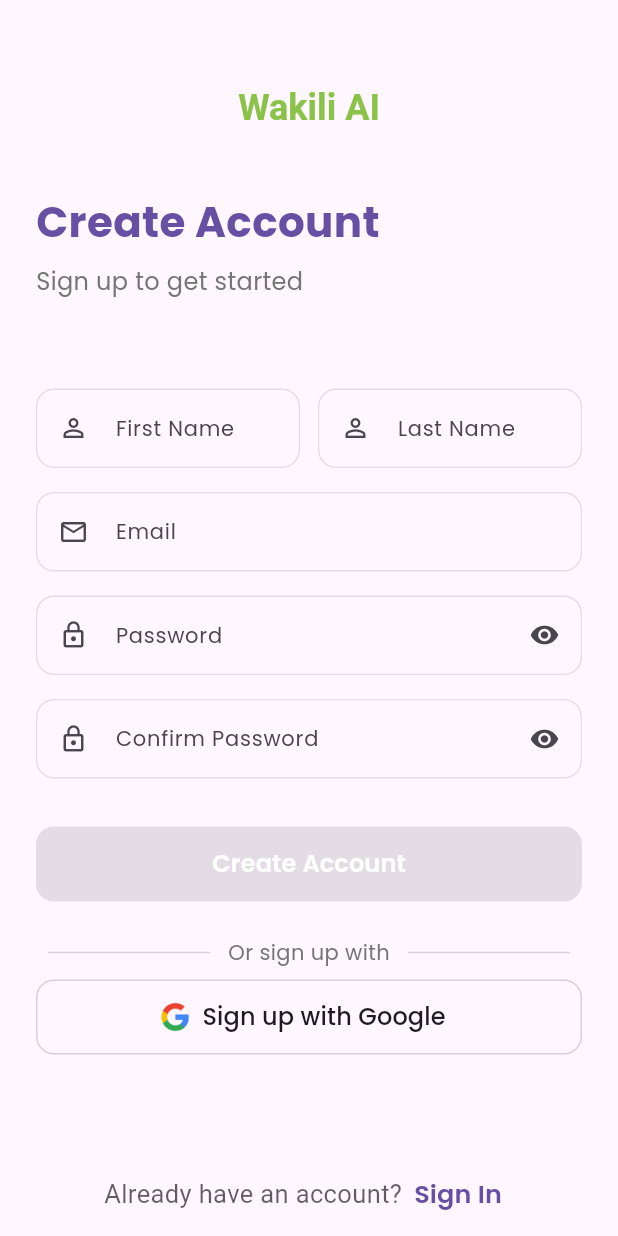
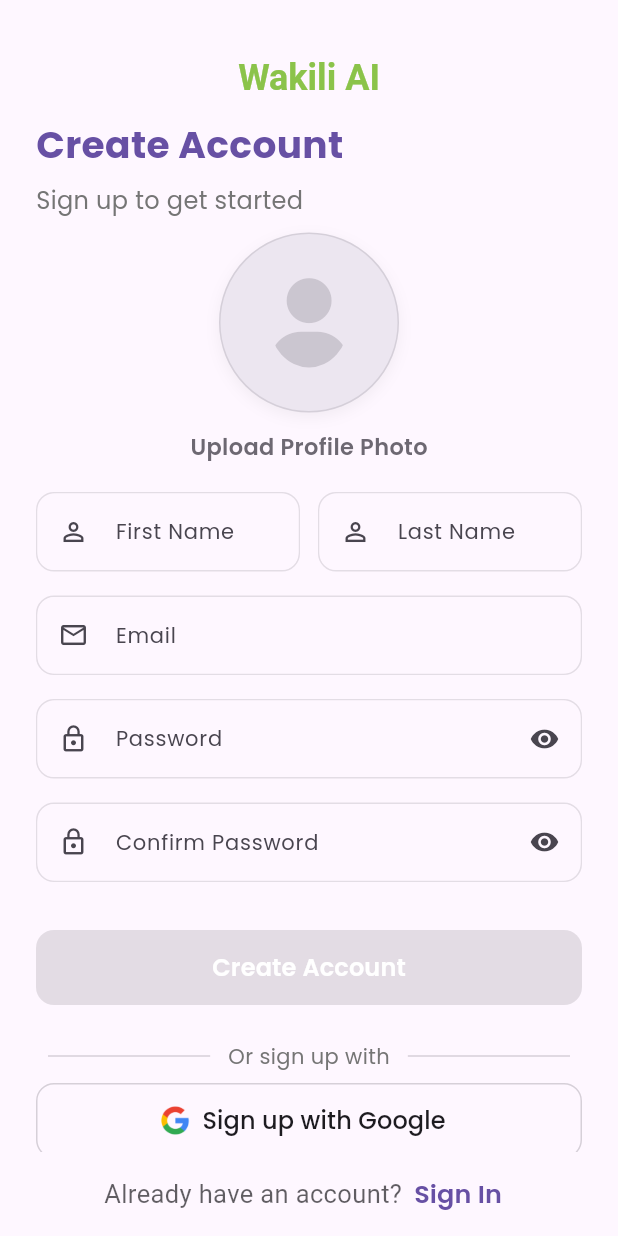
Before and after one commit to bryann54/wakili, a Flutter app: the RegisterScreen screen opened by its route, on a phone screen of 412 x 824 dp. Run offline on Flutter 3.47's test engine with Material 3 defaults, Android fonts, the phone set to English and light mode, and no system bars; drawn by our look-alikes of flutter_animate; our stand-ins replace auto_route, bloc, cloud_firestore, dartz, dio, equatable and 16 more; accounts and stored records are empty.

Commit message:
imaage setup

```diff
--- a/lib/features/auth/presentation/pages/register_screen.dart
+++ b/lib/features/auth/presentation/pages/register_screen.dart
@@ -11,6 +11,7 @@
 import 'package:wakili/features/auth/presentation/widgets/auth_text_field.dart';
 import 'package:wakili/features/auth/presentation/widgets/google_auth_button.dart';
 import 'package:wakili/features/auth/presentation/widgets/name_fields_row.dart';
+import 'package:wakili/features/auth/presentation/widgets/select_profile_image.dart';
 
 @RoutePage()
 class RegisterScreen extends StatefulWidget {
@@ -115,6 +116,8 @@
                     title: 'Create Account',
                     subtitle: 'Sign up to get started',
                   ),
+                  SizedBox(height: 10,),
+                  SelectProfileImage(),
                   NameFieldsRow(
                     firstNameController: _firstNameController,
                     lastNameController: _lastNameController,
--- a/lib/features/auth/presentation/widgets/auth_header.dart
+++ b/lib/features/auth/presentation/widgets/auth_header.dart
@@ -22,7 +22,7 @@
       crossAxisAlignment: CrossAxisAlignment.start,
       children: [
         if (showLogo) ...[
-          const SizedBox(height: 40),
+          const SizedBox(height: 20),
           Align(
             alignment: Alignment.center,
             child: Hero(
@@ -44,12 +44,12 @@
               ),
             ),
           ),
-          const SizedBox(height: 40),
+          const SizedBox(height: 10),
         ],
         Text(
           title,
           style: GoogleFonts.poppins(
-            fontSize: 28,
+            fontSize: 25,
             fontWeight: FontWeight.bold,
             color: Theme.of(context).primaryColor,
           ),
--- a/lib/features/auth/presentation/widgets/name_fields_row.dart
+++ b/lib/features/auth/presentation/widgets/name_fields_row.dart
@@ -18,7 +18,7 @@
   @override
   Widget build(BuildContext context) {
     return Padding(
-      padding: const EdgeInsets.only(top: 60.0),
+      padding: const EdgeInsets.only(top: 20.0),
       child: Row(
         children: [
           Expanded(
--- /dev/null
+++ b/lib/features/auth/presentation/widgets/select_profile_image.dart
@@ -0,0 +1,160 @@
+import 'package:flutter/material.dart';
+import 'package:flutter_animate/flutter_animate.dart';
+import 'package:font_awesome_flutter/font_awesome_flutter.dart';
+import 'package:google_fonts/google_fonts.dart';
+
+class SelectProfileImage extends StatefulWidget {
+  final VoidCallback? onTap;
+  final String? imagePath;
+
+  const SelectProfileImage({
+    super.key,
+    this.onTap,
+    this.imagePath,
+  });
+
+  @override
+  State<SelectProfileImage> createState() => _SelectProfileImageState();
+}
+
+class _SelectProfileImageState extends State<SelectProfileImage> {
+  bool _isHovering = false;
+
+  @override
+  Widget build(BuildContext context) {
+    final theme = Theme.of(context);
+    final colors = theme.colorScheme;
+
+    return MouseRegion(
+      onEnter: (_) => setState(() => _isHovering = true),
+      onExit: (_) => setState(() => _isHovering = false),
+      child: GestureDetector(
+        onTap: widget.onTap,
+        child: Center(
+          child: Column(
+            mainAxisSize: MainAxisSize.min,
+            children: [
+              AnimatedContainer(
+                duration: const Duration(milliseconds: 200),
+                curve: Curves.easeInOut,
+                width: 120, // Increased size
+                height: 120, // Increased size
+                decoration: BoxDecoration(
+                  shape: BoxShape.circle,
+                  color: colors.surfaceContainerHigh,
+                  border: Border.all(
+                    color: _isHovering
+                        ? colors.primary.withValues(alpha: 0.6)
+                        : colors.outline.withValues(alpha: 0.2),
+                    width: _isHovering ? 2.5 : 1.0,
+                  ),
+                  boxShadow: _isHovering
+                      ? [
+                          BoxShadow(
+                            color: colors.primary.withValues(alpha: 0.18),
+                            blurRadius: 16,
+                            offset: const Offset(0, 6),
+                          ),
+                        ]
+                      : [
+                          BoxShadow(
+                            color: colors.shadow.withValues(alpha: 0.05),
+                            blurRadius: 8,
+                            offset: const Offset(0, 3),
+                          ),
+                        ],
+                ),
+                child: Stack(
+                  alignment: Alignment.center,
+                  children: [
+                    ClipOval(
+                      child: widget.imagePath != null
+                          ? Image.network(
+                              widget.imagePath!,
+                              fit: BoxFit.cover,
+                              errorBuilder: (_, __, ___) =>
+                                  _buildDefaultAvatar(colors),
+                            )
+                          : _buildDefaultAvatar(colors),
+                    ),
+                    if (_isHovering)
+                      Container(
+                        width: 120,
+                        height: 120,
+                        decoration: BoxDecoration(
+                          shape: BoxShape.circle,
+                          color: colors.scrim.withValues(alpha: 0.4),
+                        ),
+                        child: Icon(
+                          // Changed to a slightly different icon for camera
+                          Icons.add_a_photo_rounded,
+                          color: colors.onPrimary,
+                          size: 38,
+                        ),
+                      ).animate().fadeIn(duration: 180.ms),
+                  ],
+                ),
+              ),
+              const SizedBox(height: 12),
+              AnimatedOpacity(
+                opacity: _isHovering ? 1.0 : 0.8,
+                duration: const Duration(milliseconds: 200),
+                curve: Curves.easeInOut,
+                child: Text(
+                  widget.imagePath != null
+                      ? 'Change Profile Photo'
+                      : 'Upload Profile Photo',
+                  style: GoogleFonts.poppins(
+                    fontSize: 15,
+                    fontWeight: FontWeight.w600,
+                    color: colors.onSurfaceVariant,
+                  ),
+                ),
+              ),
+              if (_isHovering)
+                Padding(
+                  padding: const EdgeInsets.only(top: 4.0),
+                  child: Row(
+                    mainAxisSize: MainAxisSize.min,
+                    children: [
+                      Text(
+                        'Tap to Upload',
+                        style: GoogleFonts.poppins(
+                          fontSize: 12,
+                          fontWeight: FontWeight.w500,
+                          color: colors.primary,
+                        ),
+                      ),
+                      const SizedBox(width: 6),
+                      Icon(
+                        Icons.arrow_forward_ios_rounded,
+                        color: colors.primary,
+                        size: 14,
+                      )
+                          .animate(
+                            onPlay: (controller) => controller.repeat(),
+                          )
+                          .moveX(
+                            begin: 0,
+                            end: 3,
+                            duration: 600.ms,
+                            curve: Curves.easeInOut,
+                          ),
+                    ],
+                  ).animate().fadeIn(duration: 200.ms),
+                ),
+            ],
+          ).animate().fadeIn(duration: 300.ms),
+        ),
+      ),
+    );
+  }
+
+  Widget _buildDefaultAvatar(ColorScheme colors) {
+    return FaIcon(
+      FontAwesomeIcons.solidUser,
+      size: 60,
+      color: colors.onSurfaceVariant.withValues(alpha: 0.2),
+    );
+  }
+}
--- a/lib/features/overview/presentation/widgets/filter_chips.dart
+++ b/lib/features/overview/presentation/widgets/filter_chips.dart
@@ -74,8 +74,8 @@
               BorderRadius.circular(10), // Slightly smaller border radius
           splashColor: isSelected
               ? colorScheme.onPrimary
-                  .withOpacity(0.1) // Using .withOpacity for clarity
-              : colorScheme.primary.withOpacity(0.1),
+                  .withValues(alpha: 0.1) // Using .withOpacity for clarity
+              : colorScheme.primary.withValues(alpha: 0.1),
           child: AnimatedContainer(
             duration: const Duration(milliseconds: 200),
             curve: Curves.easeInOut,
@@ -88,7 +88,7 @@
                       colors: [
                         colorScheme.primary,
                         colorScheme.primary
-                            .withOpacity(0.8), // Using .withOpacity
+                            .withValues(alpha: 0.8), // Using .withOpacity
                       ],
                       begin: Alignment.topLeft,
                       end: Alignment.bottomRight,
@@ -101,21 +101,22 @@
                 color: isSelected
                     ? Colors.transparent
                     : colorScheme.outline
-                        .withOpacity(0.2), // Using .withOpacity
+                        .withValues(alpha: 0.2), // Using .withOpacity
                 width: 1,
               ),
               boxShadow: isSelected
                   ? [
                       BoxShadow(
                         color: colorScheme.primary
-                            .withOpacity(0.3), // Using .withOpacity
+                            .withValues(alpha: 0.3), // Using .withOpacity
                         blurRadius: 6, // Slightly reduced blur
                         offset: const Offset(0, 1), // Slightly smaller offset
                       ),
                     ]
                   : [
                       BoxShadow(
-                        color: colorScheme.shadow.withOpacity(
+                        color: colorScheme.shadow.withValues(
+                            alpha:
                             0.03), // Reduced opacity for subtle shadow
                         blurRadius: 3, // Slightly reduced blur
                         offset: const Offset(0, 1), // Slightly smaller offset
@@ -133,7 +134,7 @@
                     color: isSelected
                         ? colorScheme.onPrimary
                         : colorScheme.onSurface
-                            .withOpacity(0.7), // Using .withOpacity
+                            .withValues(alpha: 0.7), // Using .withOpacity
                   ),
                 ),
                 const SizedBox(width: 6), // Reduced space between icon and text
--- a/pubspec.yaml
+++ b/pubspec.yaml
@@ -46,6 +46,7 @@
   flashy_tab_bar2: ^0.0.10
   animated_notch_bottom_bar: ^1.0.3
   url_launcher: ^6.3.2
+  image_picker: ^1.1.2
 
 dev_dependencies:
   flutter_test:
```
Also changed, not shown: pubspec.lock.
